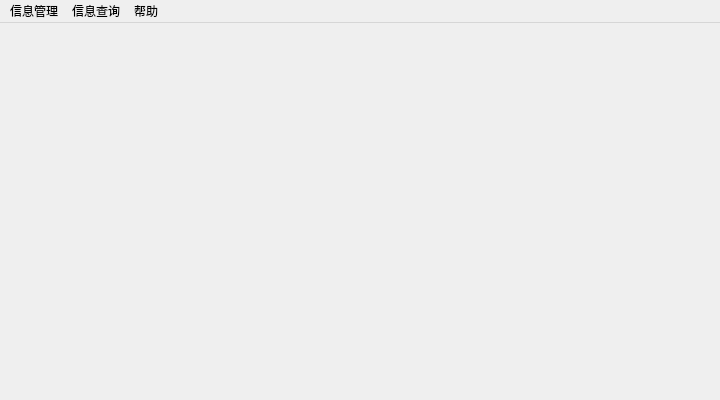
This is rootui.ui in ainihu/NewMember as Qt 5 draws it before an edit. The edited form follows.
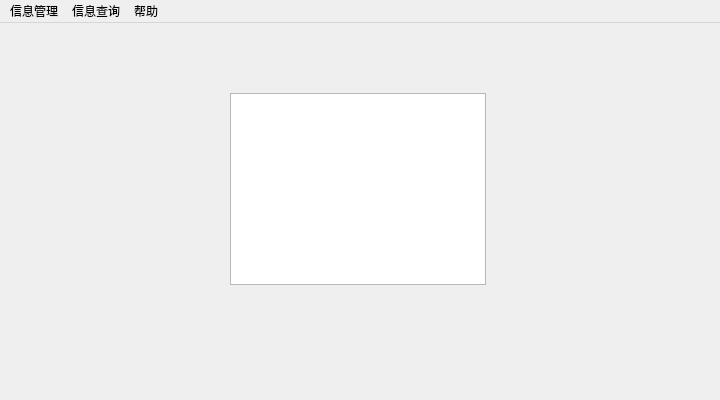
This is the edited form. Icons and pictures are not drawn.

The edit to the form file:
```diff
--- a/rootui.ui
+++ b/rootui.ui
@@ -28,7 +28,21 @@
   <property name="styleSheet">
    <string notr="true">border-image: url(:/NewMember/image/MainBackground.png);</string>
   </property>
-  <widget class="QWidget" name="centralwidget"/>
+  <widget class="QWidget" name="centralwidget">
+   <widget class="QTableWidget" name="tableWidget">
+    <property name="geometry">
+     <rect>
+      <x>230</x>
+      <y>70</y>
+      <width>256</width>
+      <height>192</height>
+     </rect>
+    </property>
+    <property name="styleSheet">
+     <string notr="true">border-image: url(&quot;&quot;);</string>
+    </property>
+   </widget>
+  </widget>
   <widget class="QMenuBar" name="menubar">
    <property name="geometry">
     <rect>
```
Left out of the diff: 14 changed lines with no effect on the pictures.
